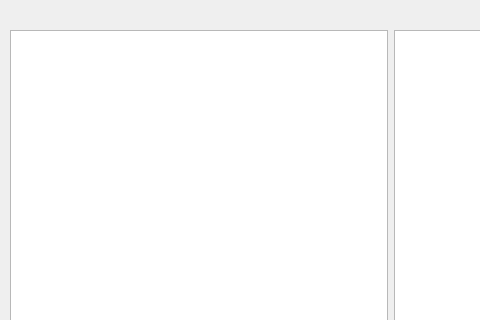
mokzhizhuan/GreyForm_UIs, file Greyform/Python_Application/UI_Design/mainframe.ui: the form before one commit; both pictures show x 0 to 480 and y 0 to 320 of the 800 by 600 pixel window.
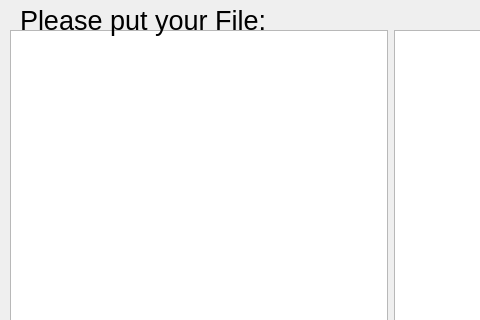
The form after the commit. The open tabs and pages were chosen to show the change.

Diff of the .ui file:
```diff
--- a/Greyform/Python_Application/UI_Design/mainframe.ui
+++ b/Greyform/Python_Application/UI_Design/mainframe.ui
@@ -201,6 +201,24 @@
        </item>
       </layout>
      </widget>
+     <widget class="QLabel" name="filelabel">
+      <property name="geometry">
+       <rect>
+        <x>20</x>
+        <y>0</y>
+        <width>261</width>
+        <height>41</height>
+       </rect>
+      </property>
+      <property name="font">
+       <font>
+        <pointsize>20</pointsize>
+       </font>
+      </property>
+      <property name="text">
+       <string>Please put your File:</string>
+      </property>
+     </widget>
     </widget>
     <widget class="QWidget" name="page_2">
      <property name="sizePolicy">
```
